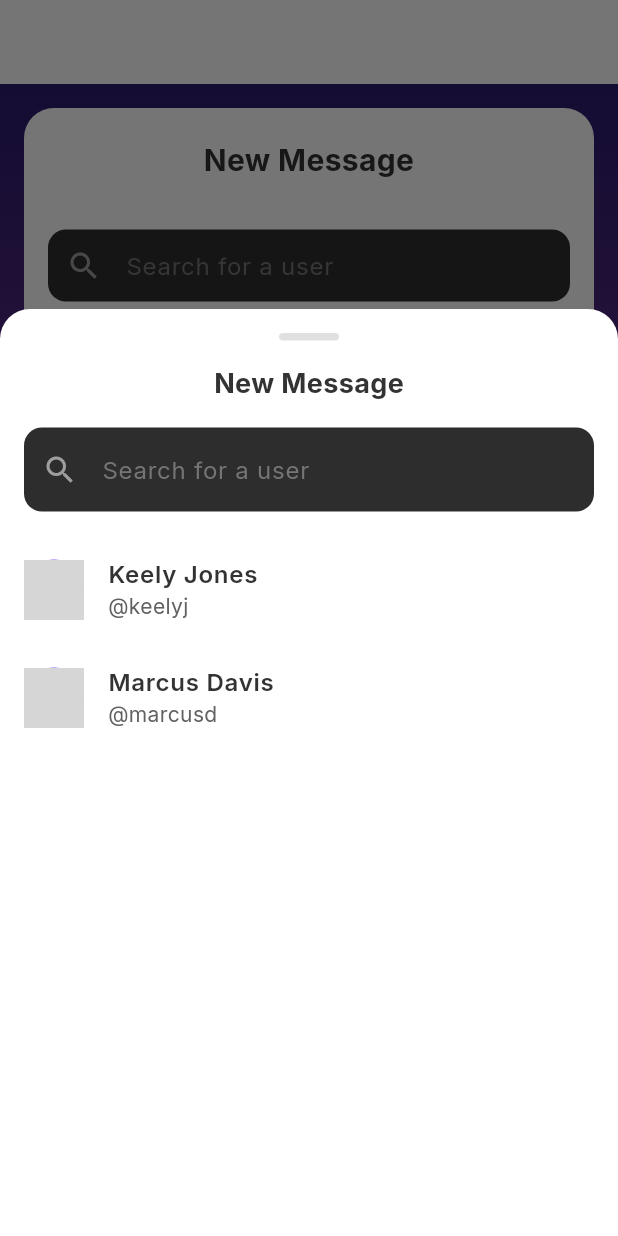
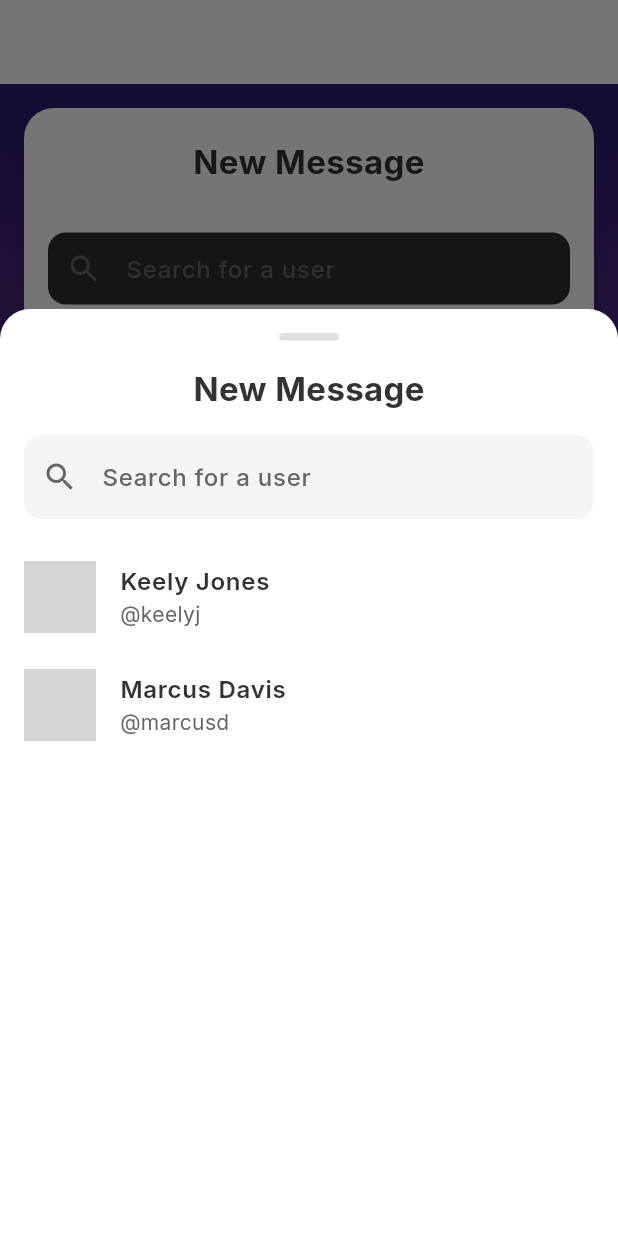
Before and after one commit to iPhonz/iphonz, a Flutter app: the ConversationsScreen screen opened directly with empty values, after a tap on the "search" icon, on a phone screen of 412 x 824 dp. Run offline on Flutter 3.47's test engine with Material 3 defaults, Android fonts, the phone set to English and light mode, and no system bars; our stand-ins replace image_picker, timeago; accounts and stored records are empty; grey boxes are pictures that could not be loaded.

Commit message:
Improve contrast in messaging screen UI for better readability

```diff
--- a/lib/screens/messaging/conversations_screen.dart
+++ b/lib/screens/messaging/conversations_screen.dart
@@ -134,6 +134,13 @@ class _ConversationsScreenState extends State<ConversationsScreen> {
           decoration: BoxDecoration(
             color: Colors.white,
             borderRadius: BorderRadius.circular(20),
+            boxShadow: [
+              BoxShadow(
+                color: Colors.black.withOpacity(0.1),
+                blurRadius: 10,
+                offset: const Offset(0, 4),
+              ),
+            ],
           ),
           child: Column(
             crossAxisAlignment: CrossAxisAlignment.stretch,
@@ -143,7 +150,7 @@ class _ConversationsScreenState extends State<ConversationsScreen> {
                 child: Text(
                   'New Message',
                   style: TextStyle(
-                    fontSize: 20,
+                    fontSize: 22,
                     fontWeight: FontWeight.bold,
                     color: Color(0xFF333333),
                   ),
@@ -155,15 +162,22 @@ class _ConversationsScreenState extends State<ConversationsScreen> {
                 child: TextField(
                   decoration: InputDecoration(
                     hintText: 'Search for a user',
-                    hintStyle: TextStyle(color: Colors.grey.shade600),
-                    prefixIcon: const Icon(Icons.search, color: Colors.grey),
-                    fillColor: AppTheme.searchBarBackground,
+                    hintStyle: const TextStyle(
+                      color: Color(0xFF666666),
+                      fontWeight: FontWeight.w500,
+                    ),
+                    prefixIcon: const Icon(Icons.search, color: Color(0xFF666666)),
+                    fillColor: const Color(0xFF2D2D2D),
                     filled: true,
                     border: OutlineInputBorder(
                       borderRadius: BorderRadius.circular(30),
                       borderSide: BorderSide.none,
                     ),
                     contentPadding: const EdgeInsets.symmetric(vertical: 12),
+                  ),
+                  style: const TextStyle(
+                    color: Colors.white,
+                    fontWeight: FontWeight.w500,
                   ),
                 ),
               ),
@@ -178,6 +192,28 @@ class _ConversationsScreenState extends State<ConversationsScreen> {
                       backgroundColor: AppTheme.purpleAccent,
                     ),
                     const SizedBox(width: 16),
+                    const Expanded(
+                      child: Column(
+                        crossAxisAlignment: CrossAxisAlignment.start,
+                        children: [
+                          Text(
+                            'User Name',
+                            style: TextStyle(
+                              fontWeight: FontWeight.bold,
+                              fontSize: 16,
+                              color: Color(0xFF333333),
+                            ),
+                          ),
+                          Text(
+                            '@username',
+                            style: TextStyle(
+                              color: Color(0xFF666666),
+                              fontSize: 14,
+                            ),
+                          ),
+                        ],
+                      ),
+                    ),
                   ],
                 ),
               ),
@@ -190,6 +226,28 @@ class _ConversationsScreenState extends State<ConversationsScreen> {
                       backgroundColor: AppTheme.purpleAccent,
                     ),
                     const SizedBox(width: 16),
+                    const Expanded(
+                      child: Column(
+                        crossAxisAlignment: CrossAxisAlignment.start,
+                        children: [
+                          Text(
+                            'User Name',
+                            style: TextStyle(
+                              fontWeight: FontWeight.bold,
+                              fontSize: 16,
+                              color: Color(0xFF333333),
+                            ),
+                          ),
+                          Text(
+                            '@username',
+                            style: TextStyle(
+                              color: Color(0xFF666666),
+                              fontSize: 14,
+                            ),
+                          ),
+                        ],
+                      ),
+                    ),
                   ],
                 ),
               ),
@@ -204,26 +262,35 @@ class _ConversationsScreenState extends State<ConversationsScreen> {
             child: Column(
               mainAxisAlignment: MainAxisAlignment.center,
               children: [
-                Icon(
-                  Icons.message_outlined,
-                  size: 80,
-                  color: AppTheme.textPrimary.withOpacity(0.8),
+                Container(
+                  width: 80,
+                  height: 80,
+                  decoration: BoxDecoration(
+                    color: Colors.white.withOpacity(0.2),
+                    borderRadius: BorderRadius.circular(40),
+                  ),
+                  child: Icon(
+                    Icons.message_outlined,
+                    size: 40,
+                    color: Colors.white,
+                  ),
                 ),
-                const SizedBox(height: 16),
+                const SizedBox(height: 24),
                 const Text(
                   'No messages yet',
                   style: TextStyle(
-                    fontSize: 22,
+                    fontSize: 24,
                     fontWeight: FontWeight.bold,
-                    color: AppTheme.textPrimary,
+                    color: Colors.white,
                   ),
                 ),
-                const SizedBox(height: 8),
+                const SizedBox(height: 12),
                 const Text(
                   'Send a message to start the conversation',
                   style: TextStyle(
                     fontSize: 16,
-                    color: AppTheme.textSecondary,
+                    color: Colors.white,
+                    fontWeight: FontWeight.w400,
                   ),
                 ),
               ],
@@ -313,7 +380,7 @@ class _ConversationsScreenState extends State<ConversationsScreen> {
               const Text(
                 'New Message',
                 style: TextStyle(
-                  fontSize: 18,
+                  fontSize: 22,
                   fontWeight: FontWeight.bold,
                   color: Color(0xFF333333),
                 ),
@@ -324,11 +391,21 @@ class _ConversationsScreenState extends State<ConversationsScreen> {
                 child: TextField(
                   decoration: InputDecoration(
                     hintText: 'Search for a user',
-                    hintStyle: TextStyle(color: Colors.grey.shade600),
-                    prefixIcon: const Icon(Icons.search, color: Colors.grey),
+                    hintStyle: const TextStyle(
+                      color: Color(0xFF666666),
+                      fontWeight: FontWeight.w500,
+                    ),
+                    prefixIcon: const Icon(Icons.search, color: Color(0xFF666666)),
                     border: OutlineInputBorder(
                       borderRadius: BorderRadius.circular(30),
+                      borderSide: BorderSide(color: Colors.grey.shade300),
                     ),
+                    fillColor: Colors.grey.shade100,
+                    filled: true,
+                  ),
+                  style: const TextStyle(
+                    color: Color(0xFF333333),
+                    fontWeight: FontWeight.w500,
                   ),
                 ),
               ),
@@ -342,18 +419,21 @@ class _ConversationsScreenState extends State<ConversationsScreen> {
                     return ListTile(
                       leading: CircleAvatar(
                         backgroundImage: AssetImage(user.profileImage),
+                        radius: 24,
                       ),
                       title: Text(
                         user.displayName,
                         style: const TextStyle(
                           color: Color(0xFF333333),
                           fontWeight: FontWeight.w600,
+                          fontSize: 16,
                         ),
                       ),
                       subtitle: Text(
                         '@${user.username}',
-                        style: TextStyle(
-                          color: Colors.grey.shade700,
+                        style: const TextStyle(
+                          color: Color(0xFF666666),
+                          fontSize: 14,
                         ),
                       ),
                       onTap: () async {
```
